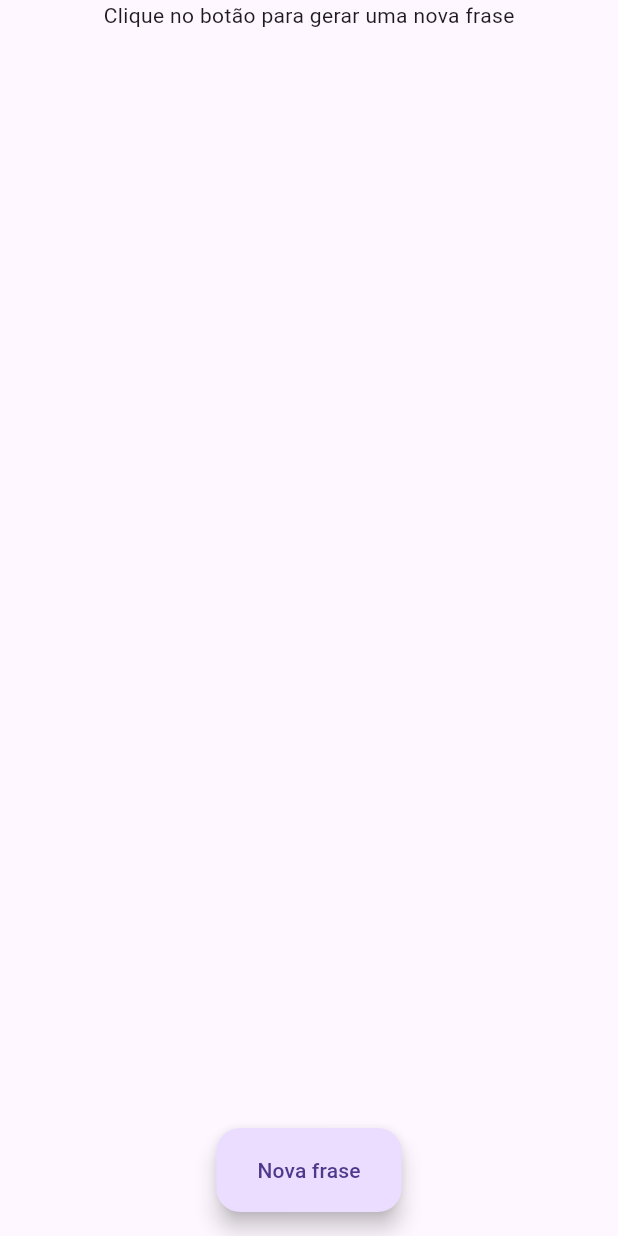
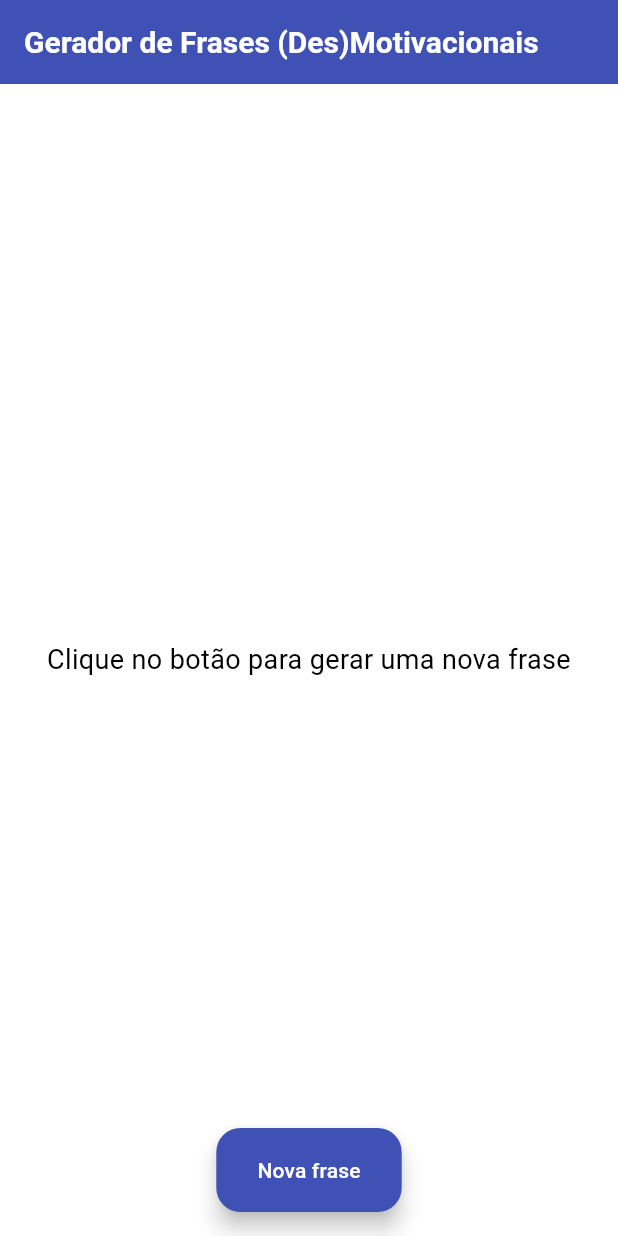
Before and after one commit to oJaciel/Gerador-Frases-Desmotivacionais-V2, a Flutter app: the screen it shows after launch, on a phone screen of 412 x 824 dp. Run offline on Flutter 3.47's test engine with Material 3 defaults, Android fonts, the light colour scheme and no system bars; Roboto replaces fonts that are missing (OpenSans).

Commit message:
AppBar + Componentização + Estilização
Adicionada AppBar na aplicação.

Componentizado o tema.

Iniciada a estilização dos componentes.

```diff
--- /dev/null
+++ b/lib/components/appbar.dart
@@ -0,0 +1,17 @@
+import 'package:flutter/material.dart';
+
+class Appbar extends StatelessWidget implements PreferredSizeWidget {
+
+  @override
+  Size get preferredSize => const Size.fromHeight(kToolbarHeight);
+
+  @override
+  Widget build(BuildContext context) {
+    return AppBar(
+      backgroundColor: Theme.of(context).colorScheme.primary,
+      title: const Text(
+        'Gerador de Frases (Des)Motivacionais',
+      ),
+    );
+  }
+}
--- a/lib/components/phrase.dart
+++ b/lib/components/phrase.dart
@@ -2,16 +2,27 @@ import 'package:flutter/material.dart';
 
 class Phrase extends StatelessWidget {
   final String phrase;
+  final double availableHeight;
 
-  Phrase(
-    this.phrase,
-  );
+  Phrase(this.phrase, this.availableHeight);
 
   @override
   Widget build(BuildContext context) {
     return Container(
-      child: Text(phrase),
-      height: MediaQuery.of(context).size.height,
+      height: availableHeight, //Altura é sempre o tamanho total disponível da tela
+      width: MediaQuery.of(context).size.width,
+      child: Center(
+        child: Padding(
+          padding: const EdgeInsets.all(16),
+          child: Text(
+            phrase,
+            textAlign: TextAlign.center,
+            style: TextStyle(
+              fontSize: 18,
+            ),
+          ),
+        ),
+      ),
     );
   }
 }
--- a/lib/main.dart
+++ b/lib/main.dart
@@ -1,17 +1,16 @@
 import 'package:flutter/material.dart';
+import 'package:gerador_frases_desmotivacionais/components/appbar.dart';
 import 'package:gerador_frases_desmotivacionais/components/floating_button.dart';
 import "dart:math";
-
 import 'package:gerador_frases_desmotivacionais/components/phrase.dart';
 import 'package:gerador_frases_desmotivacionais/data/phrase_provider.dart';
+import 'package:gerador_frases_desmotivacionais/theme/app_theme.dart';
 
 void main(List<String> args) {
   runApp(App());
 }
 
 class App extends StatefulWidget {
-  App({super.key});
-
   @override
   State<App> createState() => _AppState();
 }
@@ -36,16 +35,19 @@
 
   @override
   Widget build(BuildContext context) {
+    final appBar = Appbar(); //Instância da Appbar
+
+    //Tamanho disponível = altura da tela - tamanho do appBar
+    final availableHeight = MediaQuery.of(context).size.height -
+        appBar.preferredSize.height -
+        MediaQuery.of(context).padding.top;
+
     return MaterialApp(
+      theme: AppTheme.theme,
       debugShowCheckedModeBanner: false,
       home: Scaffold(
-        body: Center(
-          child: Column(
-            children: [
-              Phrase(_phrase),
-            ],
-          ),
-        ),
+        appBar: appBar,
+        body: Phrase(_phrase, availableHeight),
         floatingActionButtonLocation: FloatingActionButtonLocation.centerFloat,
         floatingActionButton: FloatingButton(_newPhrase, _buttonClicked),
       ),
--- /dev/null
+++ b/lib/theme/app_theme.dart
@@ -0,0 +1,25 @@
+import 'package:flutter/material.dart';
+
+class AppTheme {
+  static final ThemeData theme = ThemeData(
+    colorScheme: ColorScheme.fromSwatch(primarySwatch: Colors.indigo).copyWith(
+      secondary: Colors.white,
+    ),
+    textTheme: const TextTheme(
+      titleLarge: TextStyle(
+        fontFamily: 'OpenSans',
+        fontSize: 18,
+        fontWeight: FontWeight.bold,
+        color: Colors.black,
+      ),
+    ),
+    appBarTheme: const AppBarTheme(
+      titleTextStyle: TextStyle(
+        fontFamily: 'OpenSans',
+        fontSize: 20,
+        fontWeight: FontWeight.bold,
+        color: Colors.white,
+      ),
+    ),
+  );
+}
```
